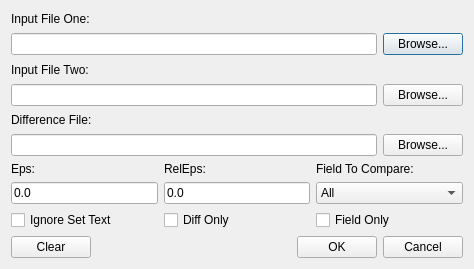
Before: the Qt Designer form src/gdxdiffdialog/gdxdiffdialog.ui in GAMS-dev/studio, drawn with Qt 5.
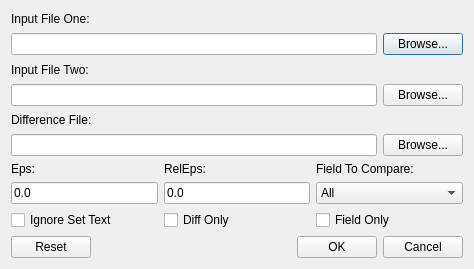
After: the same form once the commit is applied. Custom widgets are drawn as their Qt base class.

Commit message: Renamse Clear button to Reset

Diff of the .ui file:
```diff
--- a/src/gdxdiffdialog/gdxdiffdialog.ui
+++ b/src/gdxdiffdialog/gdxdiffdialog.ui
@@ -259,7 +259,7 @@
         <string>&lt;html&gt;&lt;head/&gt;&lt;body&gt;&lt;p&gt;Clear all input fields.&lt;/p&gt;&lt;/body&gt;&lt;/html&gt;</string>
        </property>
        <property name="text">
-        <string>Clear</string>
+        <string>Reset</string>
        </property>
       </widget>
      </item>
```
